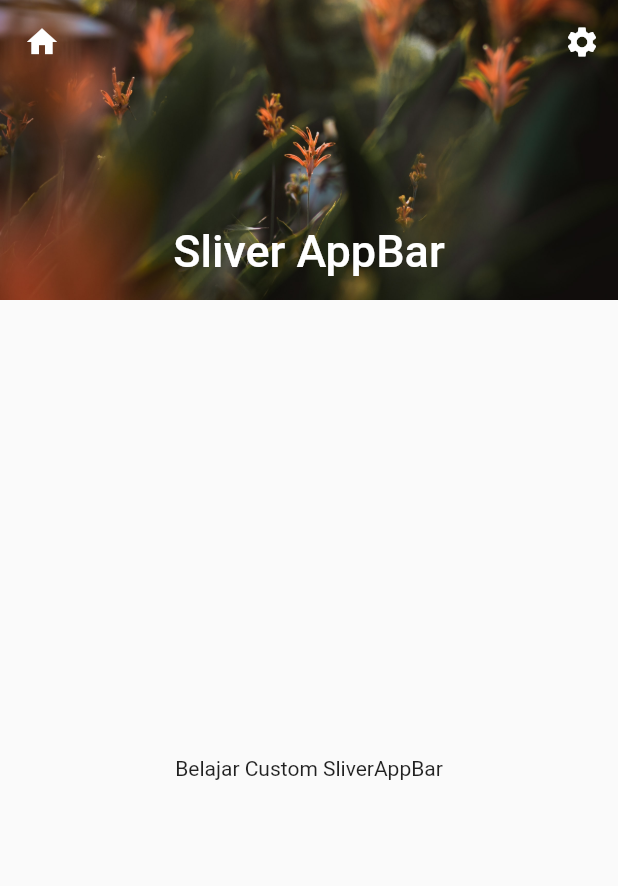
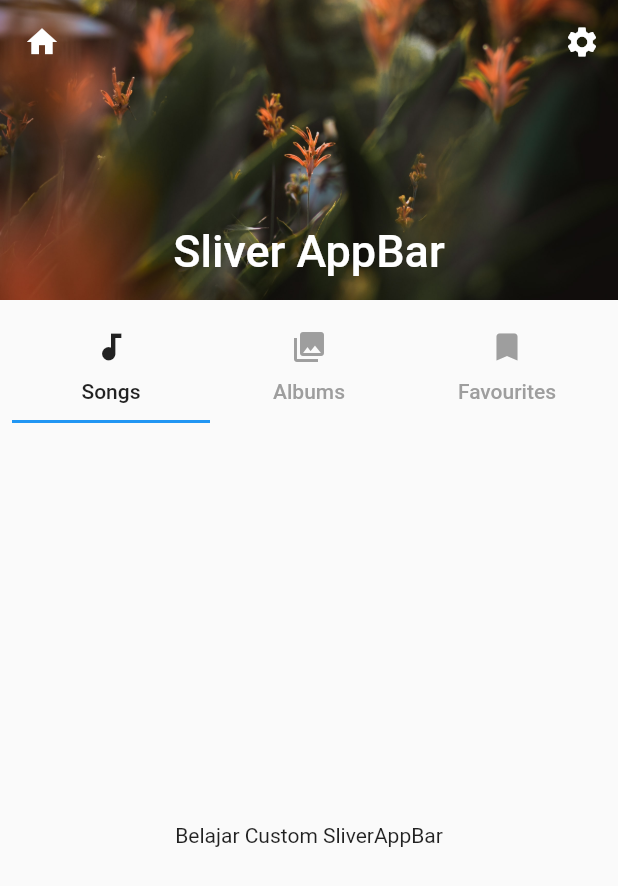
Before and after one commit to yusufrizalh/flutter-custom-appbar, a Flutter app: the screen it shows after launch, on a phone screen of 412 x 824 dp. Shown: the top 886 px of the screen. Run offline on Flutter 3.47's test engine with Material 2 defaults, Android fonts, the light colour scheme and no system bars.

Commit message:
flutter sliverappbar tab

```diff
--- a/lib/sliverappbar.dart
+++ b/lib/sliverappbar.dart
@@ -6,7 +6,9 @@ class MySliverAppBar extends StatelessWidget {
   @override
   Widget build(BuildContext context) {
     return Scaffold(
-      body: NestedScrollView(
+      body: DefaultTabController(
+        length: 3,
+        child: NestedScrollView(
           headerSliverBuilder: (BuildContext context, bool innerBoxIsScrolled) {
             return <Widget>[
               SliverAppBar(
@@ -42,6 +44,31 @@ class MySliverAppBar extends StatelessWidget {
                   ),
                 ),
               ),
+              SliverPadding(
+                padding: EdgeInsets.all(8.0),
+                sliver: SliverList(
+                  delegate: SliverChildListDelegate([
+                    TabBar(
+                      labelColor: Colors.black87,
+                      unselectedLabelColor: Colors.grey,
+                      tabs: [
+                        Tab(
+                          icon: Icon(Icons.audiotrack),
+                          text: 'Songs',
+                        ),
+                        Tab(
+                          icon: Icon(Icons.collections),
+                          text: 'Albums',
+                        ),
+                        Tab(
+                          icon: Icon(Icons.bookmark),
+                          text: 'Favourites',
+                        ),
+                      ],
+                    ),
+                  ]),
+                ),
+              ),
             ];
           },
           body: Center(
@@ -49,7 +76,9 @@ class MySliverAppBar extends StatelessWidget {
               mainAxisAlignment: MainAxisAlignment.center,
               children: <Widget>[Text('Belajar Custom SliverAppBar')],
             ),
-          )),
+          ),
+        ),
+      ),
     );
   }
 }
```
